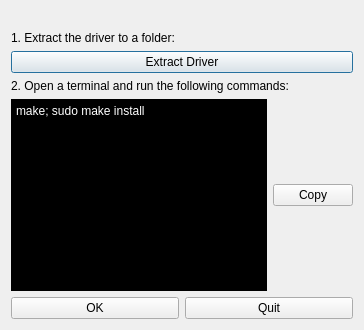
First picture: the form in ui/driverdialog.ui, repository TechxArtisanStudio/Openterface_QT, before the edit.
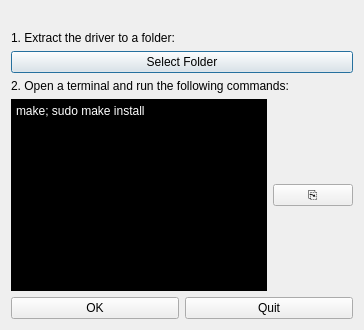
Second picture: the form after the edit.

Diff of the .ui file:
```diff
--- a/ui/driverdialog.ui
+++ b/ui/driverdialog.ui
@@ -23,7 +23,7 @@
    <item>
     <widget class="QPushButton" name="extractButton">
      <property name="text">
-      <string>Extract Driver</string>
+      <string>Select Folder</string>
      </property>
     </widget>
    </item>
@@ -55,7 +55,7 @@
             <item>
             <widget class="QPushButton" name="copyButton">
             <property name="text">
-            <string>Copy</string>
+            <string>⎘</string>
             </property>
             </widget>
         </item>
```
